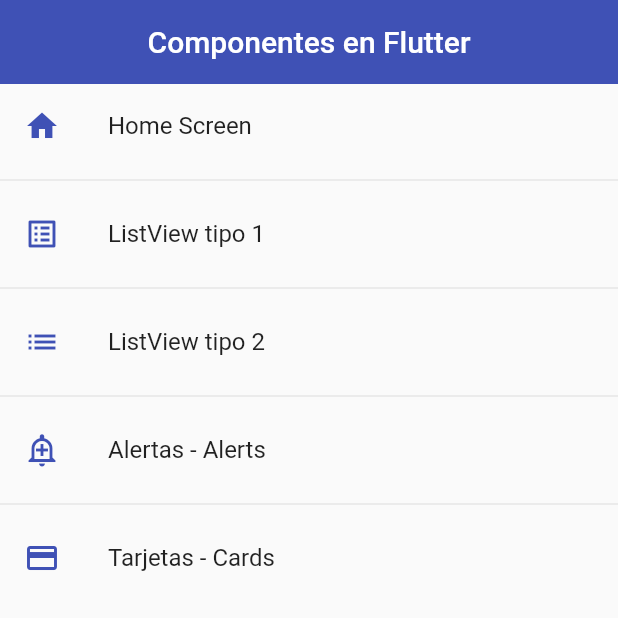
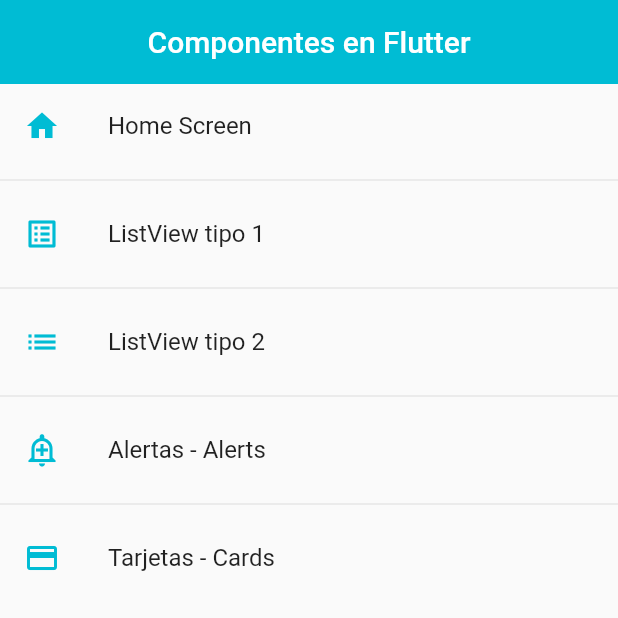
Before and after one commit to AdrianBL1/flutter_components, a Flutter app: the screen it shows after launch, on a phone screen of 412 x 824 dp, the top half of it. Run offline on Flutter 3.47's test engine with Material 2 defaults, Android fonts, the phone set to English and light mode, and no system bars.

Commit message:
Cambio del color primario

```diff
--- a/lib/theme/app_theme.dart
+++ b/lib/theme/app_theme.dart
@@ -1,7 +1,7 @@
 import 'package:flutter/material.dart';
 
 class AppTheme {
-  static const Color primary = Colors.indigo;
+  static const Color primary = Colors.cyan;
 
   static final ThemeData lightTheme = ThemeData.light().copyWith(
     //Color Primario
```
Also changed, not shown: lib/screen/card_screen.dart (line endings or trailing spaces).
